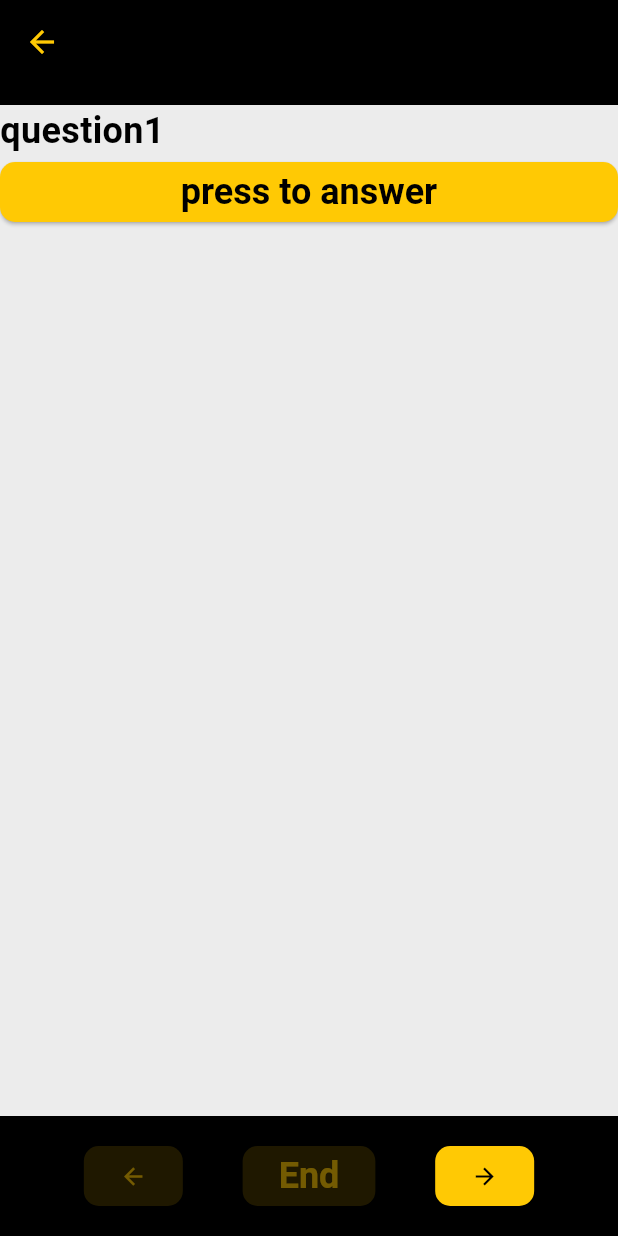
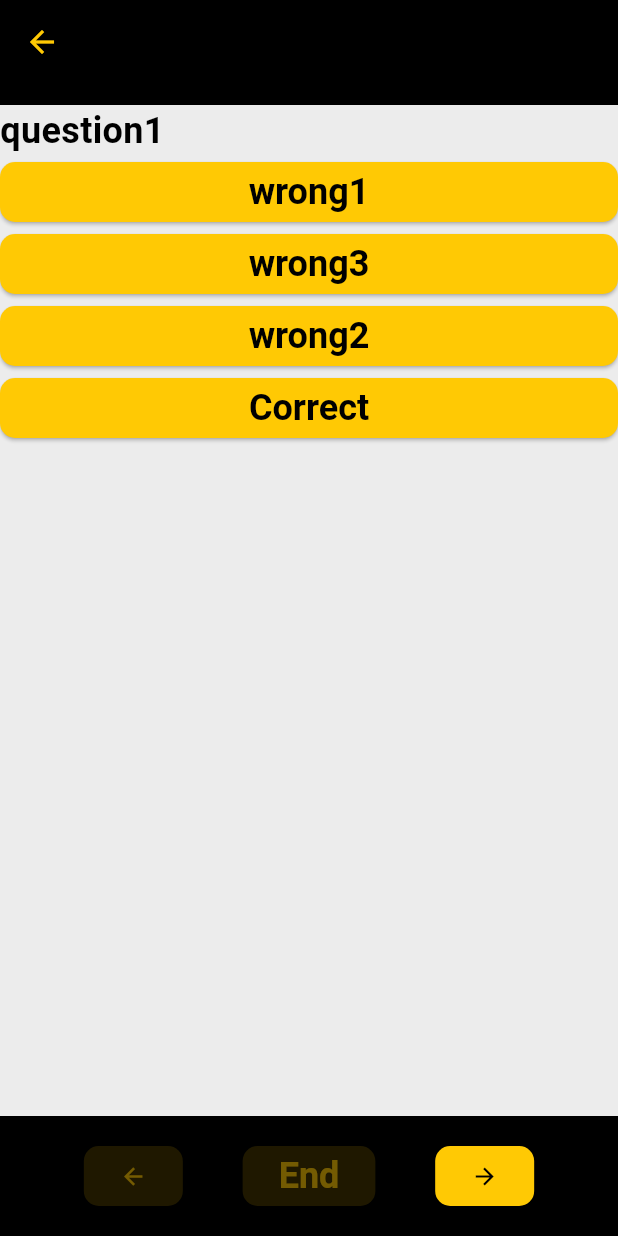
Before and after one commit to minervatbd/knightwise, a Flutter app: the QuestionSequence screen opened directly, on a phone screen of 412 x 824 dp. Run offline on Flutter 3.47's test engine with Material 3 defaults, Android fonts, the phone set to English and light mode, and no system bars; our stand-ins replace sprintf.

Commit message:
render all answers (unfinished)

```diff
--- a/mobile_test/lib/models.dart
+++ b/mobile_test/lib/models.dart
@@ -17,6 +17,6 @@ class Problem {
   final String subcategory;
   final String question;
   final String answerCorrect;
-  final String answersWrong;
+  final List<String> answersWrong;
 
 }
--- a/mobile_test/lib/pages/questionbody.dart
+++ b/mobile_test/lib/pages/questionbody.dart
@@ -34,9 +34,17 @@ class QuestionBody extends StatefulWidget {
 }
 
 class _QuestionBodyState extends State<QuestionBody> {
+  // positions of the answers, the values index the answerlist
+  List<int> answerOrder = [0,1,2,3];
 
   @override
   Widget build(BuildContext context) {
+    var correct = widget.problem.answerCorrect;
+    var wrong = widget.problem.answersWrong;
+    List<String> answerList = <String>[correct, wrong[0], wrong[1], wrong[2]];
+
+    answerOrder.shuffle();
+
     return Center(
       child: ListView(
         children: <Widget>[
@@ -46,7 +54,28 @@ class _QuestionBodyState extends State<QuestionBody> {
             onPressed: () {
               widget.changeStatus(QuestionBodyStatus(true));
             },
-            child: Text("press to answer")
+            child: Text(answerList[answerOrder[0]])
+          ),
+          ElevatedButton(
+            style: Styles.yellowButtonStyle,
+            onPressed: () {
+              widget.changeStatus(QuestionBodyStatus(true));
+            },
+            child: Text(answerList[answerOrder[1]])
+          ),
+          ElevatedButton(
+            style: Styles.yellowButtonStyle,
+            onPressed: () {
+              widget.changeStatus(QuestionBodyStatus(true));
+            },
+            child: Text(answerList[answerOrder[2]])
+          ),
+          ElevatedButton(
+            style: Styles.yellowButtonStyle,
+            onPressed: () {
+              widget.changeStatus(QuestionBodyStatus(true));
+            },
+            child: Text(answerList[answerOrder[3]])
           ),
         ]
       ),
--- a/mobile_test/lib/pages/topicselect.dart
+++ b/mobile_test/lib/pages/topicselect.dart
@@ -20,8 +20,8 @@ List<Problem> generateDummyProblems(int count) {
       "category",
       "subcategory",
       sprintf("question%d", [x+1]),
-      "answersCorrect",
-      "answersWrong",
+      "Correct",
+      ["wrong1", "wrong2", "wrong3"],
     ));
     x++;
   }
```
